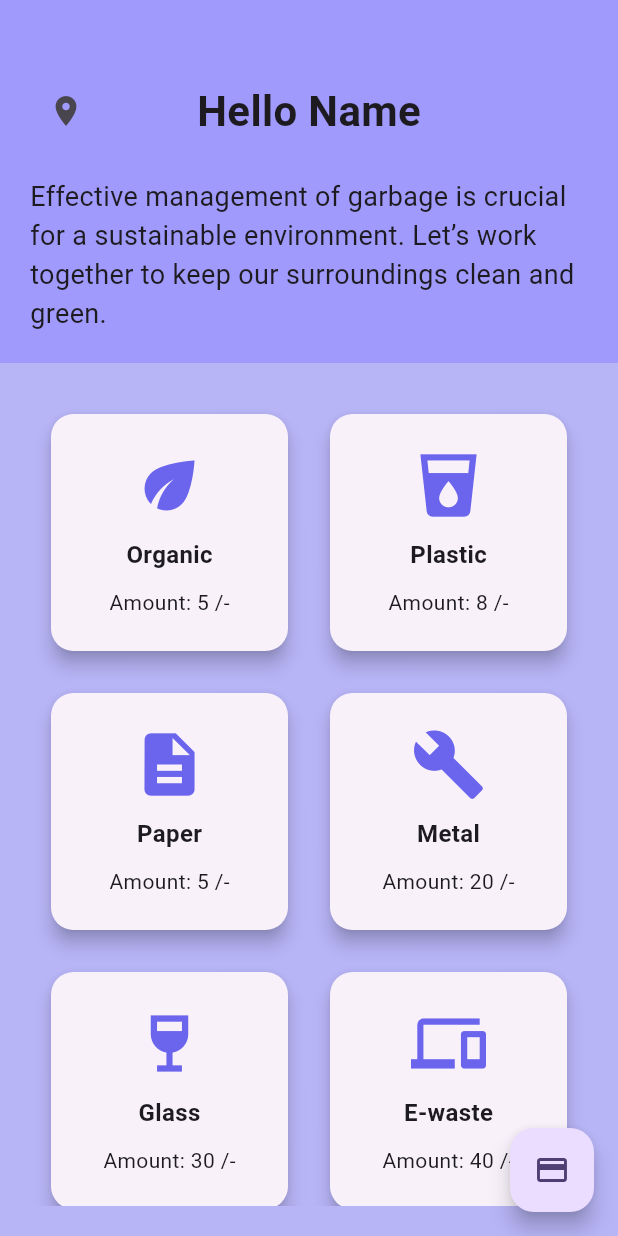
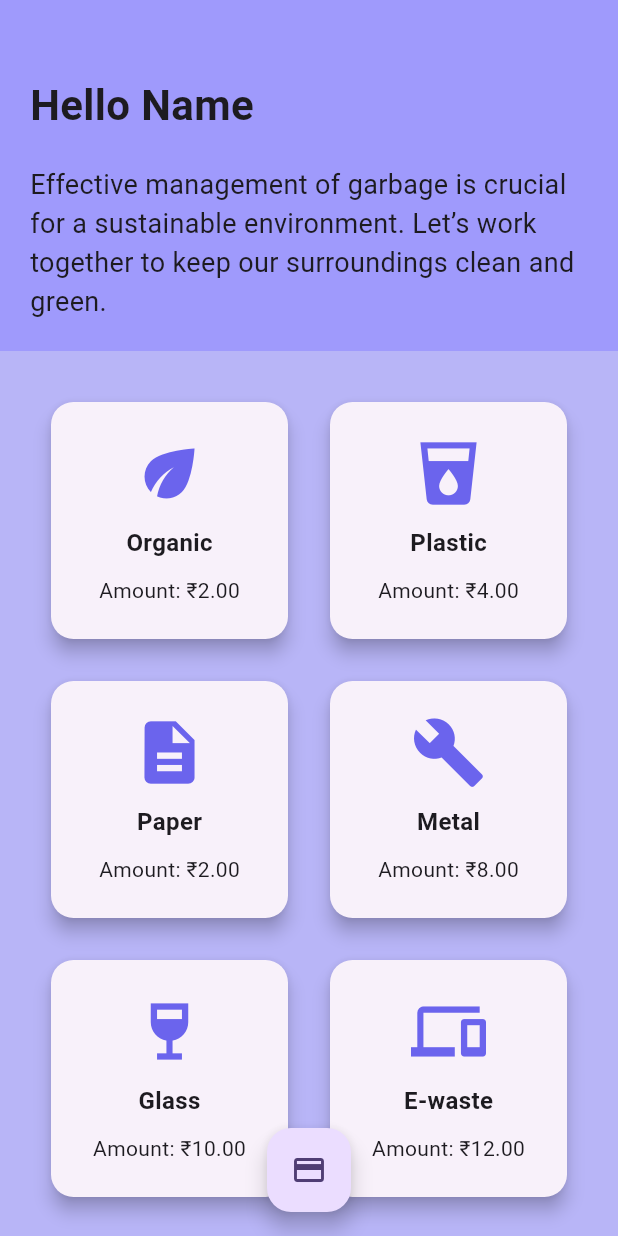
Before and after one commit to nami63/Garbom, a Flutter app: the UserHome screen opened directly, on a phone screen of 412 x 824 dp. Run offline on Flutter 3.47's test engine with Material 3 defaults, Android fonts, the phone set to English and light mode, and no system bars; drawn by our look-alikes of animated_text_kit; our stand-ins replace cloud_firestore, firebase_auth, firebase_core, geolocator, google_maps_flutter, location and 2 more; missing offline and left inert: mailer; accounts and stored records are empty; Roboto replaces fonts that are missing (Bradley Hand ITC).

Commit message:
Your commit message here

```diff
--- a/lib/dash_board_user/home.dart
+++ b/lib/dash_board_user/home.dart
@@ -1,13 +1,14 @@
 import 'package:flutter/material.dart';
 import 'package:animated_text_kit/animated_text_kit.dart';
 import 'package:login/dash_board_user/Payment.dart';
+import 'package:login/dash_board_user/WasteType.dart';
 
 void main() {
   runApp(const MyApp());
 }
 
 class MyApp extends StatelessWidget {
-  const MyApp({super.key});
+  const MyApp({Key? key}) : super(key: key);
 
   @override
   Widget build(BuildContext context) {
@@ -19,7 +20,7 @@ class MyApp extends StatelessWidget {
 }
 
 class UserHome extends StatefulWidget {
-  const UserHome({super.key});
+  const UserHome({Key? key}) : super(key: key);
 
   @override
   _UserHomeState createState() => _UserHomeState();
@@ -27,12 +28,12 @@ class UserHome extends StatefulWidget {
 
 class _UserHomeState extends State<UserHome> {
   final List<Map<String, dynamic>> wasteTypes = [
-    {'name': 'Organic', 'icon': Icons.eco, 'amount': '5 /-'},
-    {'name': 'Plastic', 'icon': Icons.local_drink, 'amount': '8 /-'},
-    {'name': 'Paper', 'icon': Icons.description, 'amount': '5 /-'},
-    {'name': 'Metal', 'icon': Icons.build, 'amount': '20 /-'},
-    {'name': 'Glass', 'icon': Icons.wine_bar, 'amount': '30 /-'},
-    {'name': 'E-waste', 'icon': Icons.devices, 'amount': '40 /-'},
+    {'name': 'Organic', 'icon': Icons.eco, 'amount': 2.0},
+    {'name': 'Plastic', 'icon': Icons.local_drink, 'amount': 4.0},
+    {'name': 'Paper', 'icon': Icons.description, 'amount': 2.0},
+    {'name': 'Metal', 'icon': Icons.build, 'amount': 8.0},
+    {'name': 'Glass', 'icon': Icons.wine_bar, 'amount': 10.0},
+    {'name': 'E-waste', 'icon': Icons.devices, 'amount': 12.0},
   ];
 
   final List<Map<String, dynamic>> selectedWasteTypes = [];
@@ -41,8 +42,9 @@ class _UserHomeState extends State<UserHome> {
     Navigator.push(
       context,
       MaterialPageRoute(
-          builder: (context) =>
-              PaymentAndAddressScreen(selectedWasteTypes: selectedWasteTypes)),
+        builder: (context) =>
+            PaymentAndAddressScreen(selectedWasteTypes: selectedWasteTypes),
+      ),
     ).then((value) {
       if (value != null) {
         setState(() {
@@ -77,13 +79,6 @@ class _UserHomeState extends State<UserHome> {
                     child: Row(
                       mainAxisAlignment: MainAxisAlignment.spaceBetween,
                       children: [
-                        IconButton(
-                          icon: const Icon(Icons.location_on),
-                          onPressed: () {
-                            // Add your onPressed code here!
-                            print('Location button pressed');
-                          },
-                        ),
                         const Text(
                           'Hello Name',
                           style: TextStyle(
@@ -155,6 +150,7 @@ class _UserHomeState extends State<UserHome> {
         onPressed: () => _navigateToPaymentAndAddress(context),
         child: const Icon(Icons.payment),
       ),
+      floatingActionButtonLocation: FloatingActionButtonLocation.centerFloat,
     );
   }
 }
@@ -162,16 +158,16 @@ class _UserHomeState extends State<UserHome> {
 class WasteTypeCard extends StatelessWidget {
   final String name;
   final IconData icon;
-  final String amount;
+  final double amount;
   final VoidCallback onTap;
 
   const WasteTypeCard({
-    super.key,
     required this.name,
     required this.icon,
     required this.amount,
     required this.onTap,
-  });
+    Key? key,
+  }) : super(key: key);
 
   @override
   Widget build(BuildContext context) {
@@ -205,7 +201,7 @@ class WasteTypeCard extends StatelessWidget {
                 ),
                 const SizedBox(height: 10),
                 Text(
-                  'Amount: $amount',
+                  'Amount: ₹${amount.toStringAsFixed(2)}',
                   style: const TextStyle(
                     fontSize: 14,
                   ),
```
Also changed, not shown: lib/dash_board_user/Payment.dart (+104 -4 lines), lib/dash_board_user/Paymentpage.dart (added, +152 -0 lines), lib/user/Feedback.dart (+19 -11 lines).
